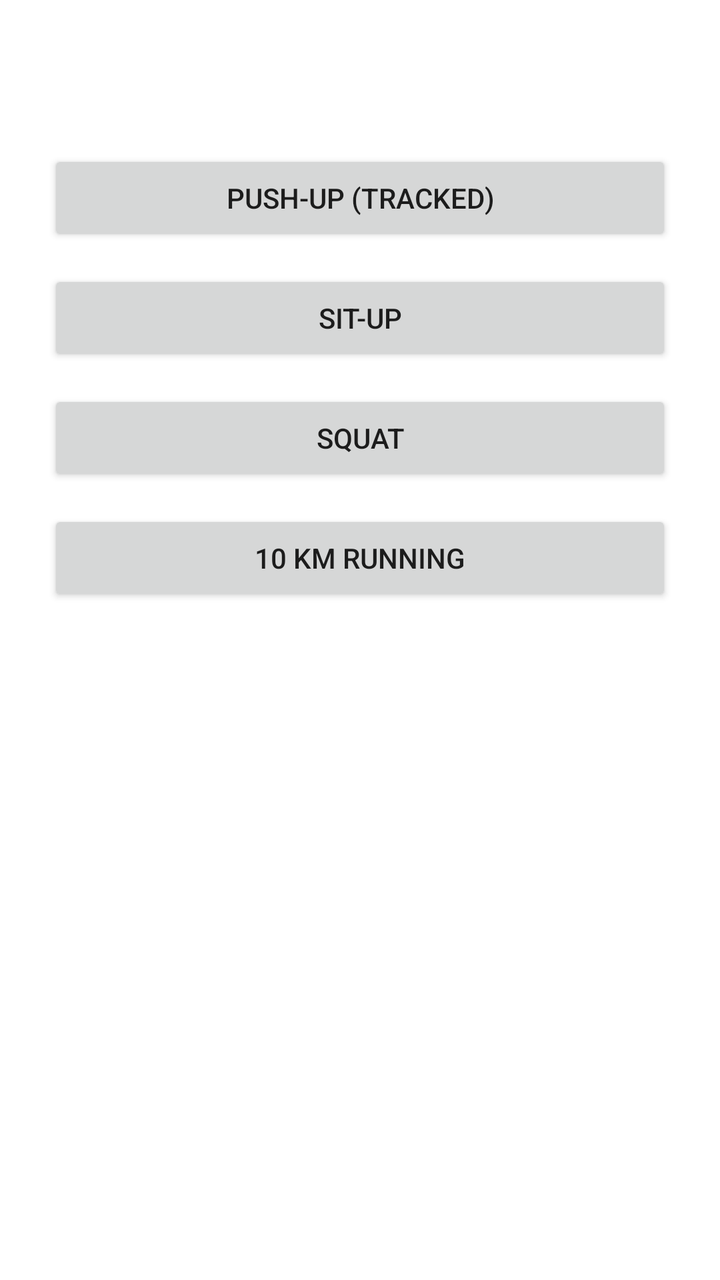
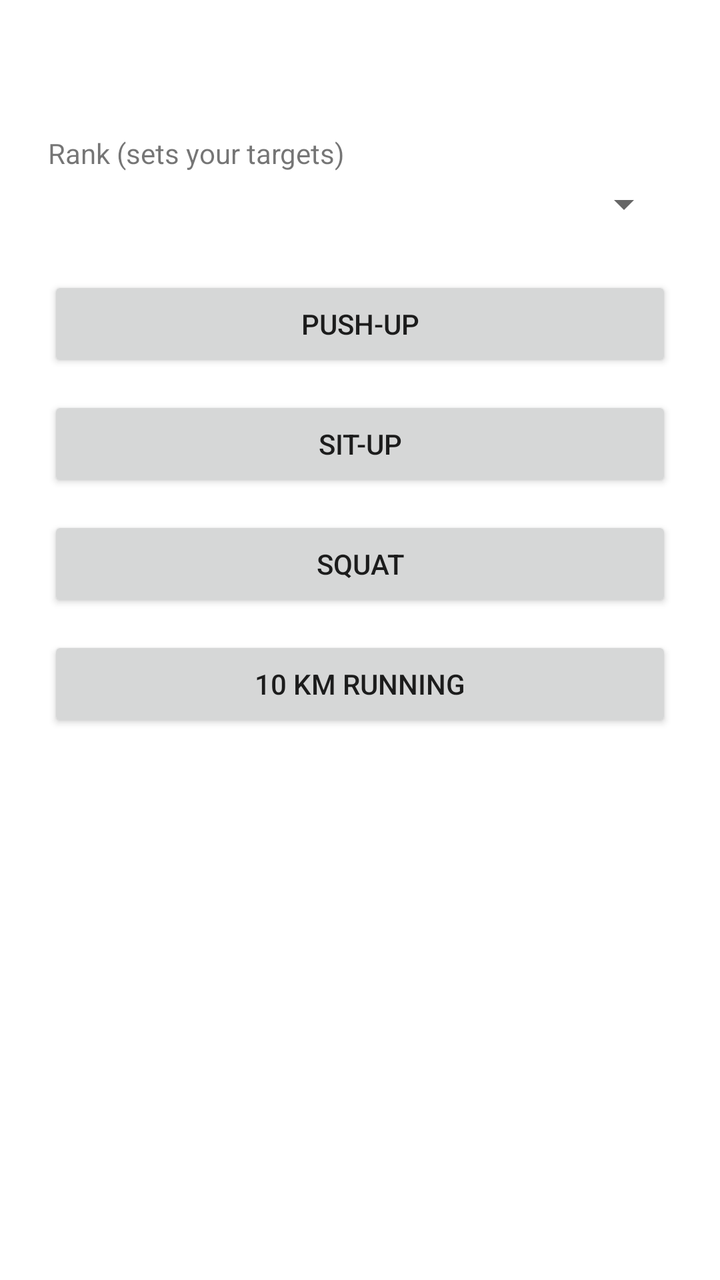

The first picture is an Android layout as it rendered before a commit; the second is the same layout after the commit. The layout source and the unified diff follow.
<!-- AndroidManifest.xml: application theme Theme.Shonen -->
<!-- res/layout/activity_exercise_list.xml -->
<?xml version="1.0" encoding="utf-8"?>
<LinearLayout xmlns:android="http://schemas.android.com/apk/res/android"
    android:layout_width="match_parent"
    android:layout_height="match_parent"
    android:orientation="vertical"
    android:padding="24dp">

    <TextView
        android:id="@+id/characterHeader"
        android:layout_width="wrap_content"
        android:layout_height="wrap_content"
        android:textSize="20sp"
        android:textStyle="bold"
        android:layout_marginBottom="24dp" />

    <Button
        android:id="@+id/pushupButton"
        android:layout_width="match_parent"
        android:layout_height="wrap_content"
        android:text="Push-up (tracked)"
        android:layout_marginBottom="12dp" />

    <Button
        android:id="@+id/situpButton"
        android:layout_width="match_parent"
        android:layout_height="wrap_content"
        android:text="Sit-up"
        android:layout_marginBottom="12dp" />

    <Button
        android:id="@+id/squatButton"
        android:layout_width="match_parent"
        android:layout_height="wrap_content"
        android:text="Squat"
        android:layout_marginBottom="12dp" />

    <Button
        android:id="@+id/runningButton"
        android:layout_width="match_parent"
        android:layout_height="wrap_content"
        android:text="10 km Running" />

</LinearLayout>
<!-- resources referenced by this layout -->
<resources>
  <style name="Theme.Shonen" parent="Theme.MaterialComponents.DayNight.NoActionBar" />
</resources>

<!-- the commit's change to res/layout/activity_exercise_list.xml (unified diff, before → after) -->
@@ -11,13 +11,25 @@
         android:layout_height="wrap_content"
         android:textSize="20sp"
         android:textStyle="bold"
+        android:layout_marginBottom="16dp" />
+
+    <TextView
+        android:layout_width="wrap_content"
+        android:layout_height="wrap_content"
+        android:text="Rank (sets your targets)"
+        android:layout_marginBottom="4dp" />
+
+    <Spinner
+        android:id="@+id/rankSpinner"
+        android:layout_width="match_parent"
+        android:layout_height="wrap_content"
         android:layout_marginBottom="24dp" />
 
     <Button
         android:id="@+id/pushupButton"
         android:layout_width="match_parent"
         android:layout_height="wrap_content"
-        android:text="Push-up (tracked)"
+        android:text="Push-up"
         android:layout_marginBottom="12dp" />
 
     <Button
